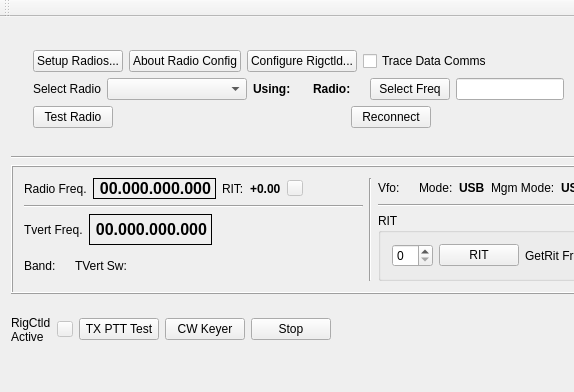
Rsclub22/Minos2-Mirror, file mqt/MqtRigControl/rigcontrolmainwindow.ui: the form before one commit; both pictures show x 0 to 574 and y 0 to 392 of the 1115 by 392 pixel window.
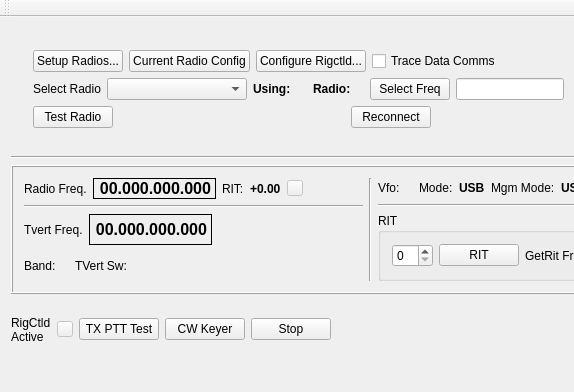
The form after the commit. Custom widgets are drawn as their Qt base class.

Commit message: Improve Current config wording

```diff
--- a/mqt/MqtRigControl/rigcontrolmainwindow.ui
+++ b/mqt/MqtRigControl/rigcontrolmainwindow.ui
@@ -33,7 +33,7 @@
             <item>
              <widget class="QPushButton" name="aboutRC">
               <property name="text">
-               <string>About Radio Config</string>
+               <string>Current Radio Config</string>
               </property>
              </widget>
             </item>
```
The commit also changes 1 other file.
